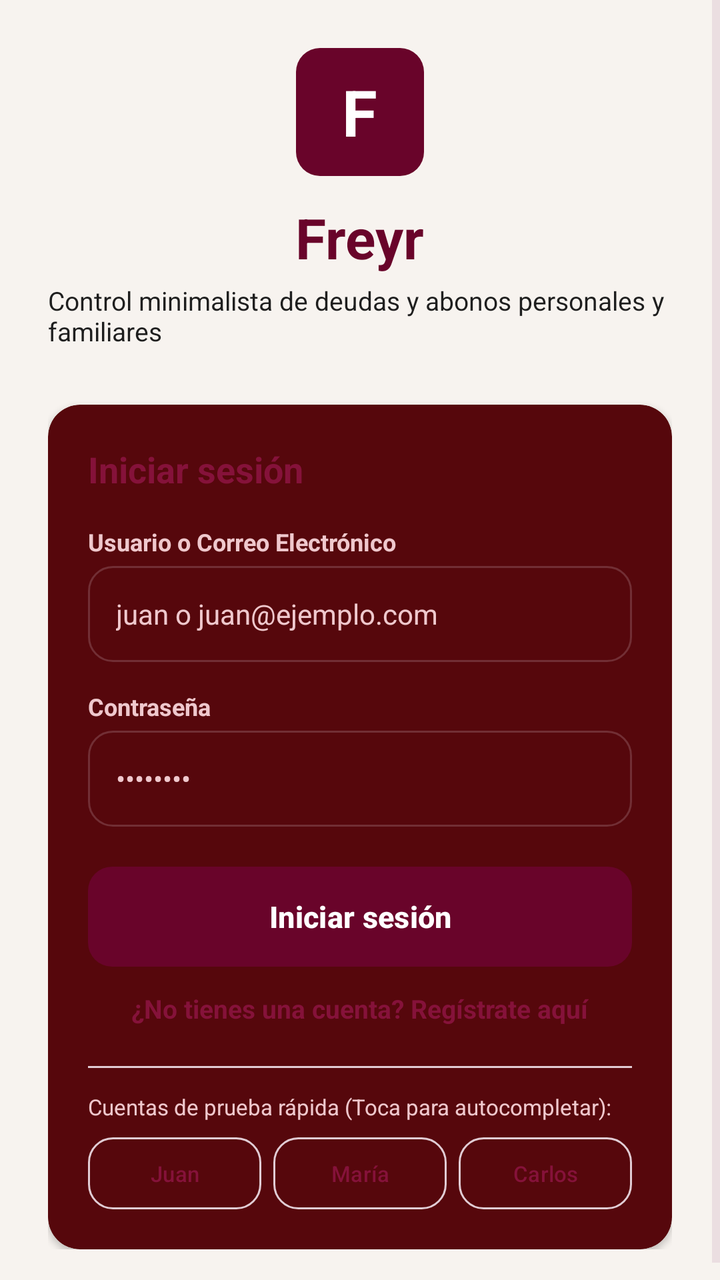
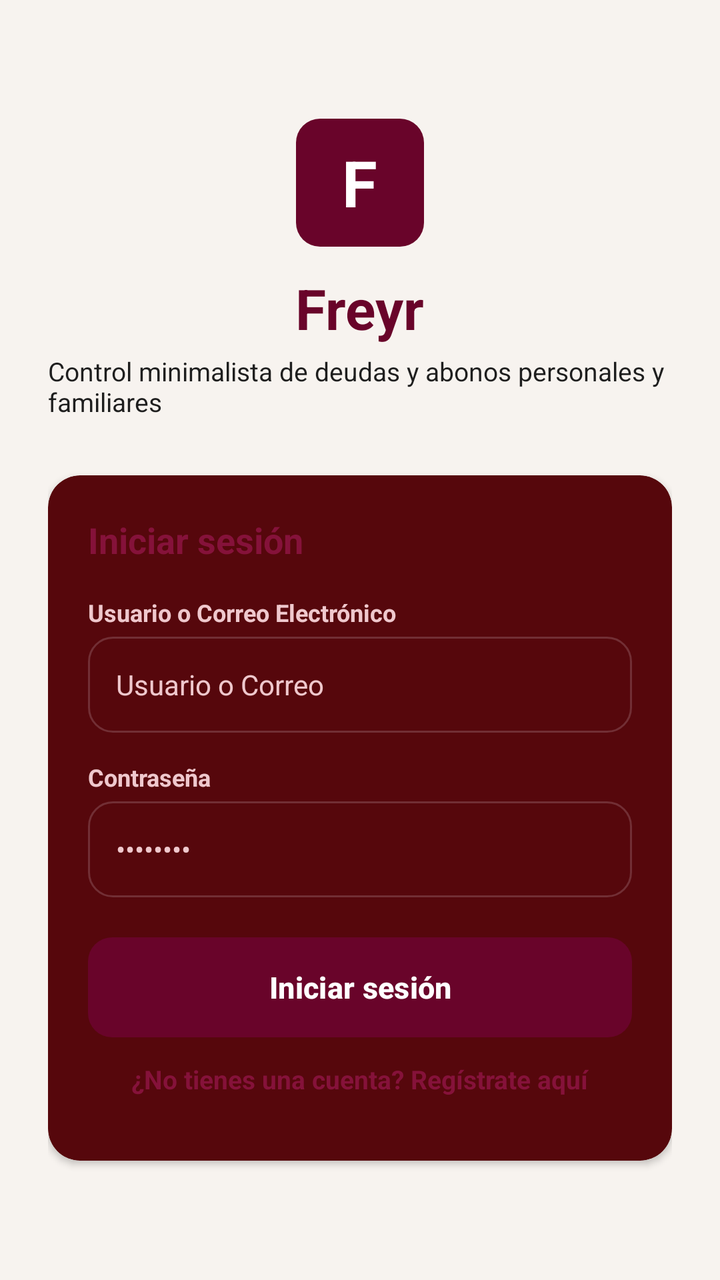

Compare the two renders of this Android layout. The source of the first and the diff that turns it into the second are given below.
<!-- AndroidManifest.xml: application theme Theme.Freyr -->
<!-- res/layout/activity_login.xml -->
<?xml version="1.0" encoding="utf-8"?>
<ScrollView xmlns:android="http://schemas.android.com/apk/res/android"
    xmlns:app="http://schemas.android.com/apk/res-auto"
    android:layout_width="match_parent"
    android:layout_height="match_parent"
    android:fillViewport="true"
    android:background="@color/freyr_background">

    <LinearLayout
        android:layout_width="match_parent"
        android:layout_height="wrap_content"
        android:orientation="vertical"
        android:gravity="center"
        android:padding="24dp">

        
        <FrameLayout
            android:layout_width="64dp"
            android:layout_height="64dp"
            android:background="@drawable/bg_button_primary">
            <TextView
                android:layout_width="wrap_content"
                android:layout_height="wrap_content"
                android:text="F"
                android:textColor="#FFFFFF"
                android:textSize="32sp"
                android:textStyle="bold"
                android:layout_gravity="center" />
        </FrameLayout>

        <TextView
            android:layout_width="wrap_content"
            android:layout_height="wrap_content"
            android:text="Freyr"
            android:textColor="@color/freyr_primary"
            android:textSize="28sp"
            android:textStyle="bold"
            android:layout_marginTop="12dp" />

        <TextView
            android:layout_width="wrap_content"
            android:layout_height="wrap_content"
            android:layout_marginTop="4dp"
            android:text="@string/app_tagline"
            android:textColor="@color/freyr_card_bg"
            android:textSize="13sp" />

        
        <androidx.cardview.widget.CardView
            android:layout_width="match_parent"
            android:layout_height="wrap_content"
            android:layout_marginTop="28dp"
            app:cardCornerRadius="16dp"
            app:cardElevation="2dp"
            app:cardBackgroundColor="@color/freyr_surface">

            <LinearLayout
                android:layout_width="match_parent"
                android:layout_height="wrap_content"
                android:orientation="vertical"
                android:padding="20dp">

                <TextView
                    android:layout_width="wrap_content"
                    android:layout_height="wrap_content"
                    android:layout_marginBottom="16dp"
                    android:text="@string/title_login"
                    android:textColor="@color/freyr_primary_light"
                    android:textSize="18sp"
                    android:textStyle="bold" />

                <TextView
                    android:id="@+id/tx_error"
                    android:layout_width="match_parent"
                    android:layout_height="wrap_content"
                    android:textColor="#D32F2F"
                    android:textSize="12sp"
                    android:visibility="gone"
                    android:layout_marginBottom="12dp" />

                
                <TextView
                    android:layout_width="wrap_content"
                    android:layout_height="wrap_content"
                    android:text="Usuario o Correo Electrónico"
                    android:textColor="@color/freyr_text_secondary"
                    android:textSize="12sp"
                    android:textStyle="bold"
                    android:layout_marginBottom="4dp" />

                <EditText
                    android:id="@+id/et_nombre"
                    android:layout_width="match_parent"
                    android:layout_height="48dp"
                    android:background="@drawable/bg_edit_text"
                    android:hint="juan o juan@ejemplo.com"
                    android:inputType="text"
                    android:maxLines="1"
                    android:textColor="@color/freyr_text_primary"
                    android:textSize="14sp"
                    android:layout_marginBottom="14dp" />

                
                <TextView
                    android:layout_width="wrap_content"
                    android:layout_height="wrap_content"
                    android:text="@string/label_password"
                    android:textColor="@color/freyr_text_secondary"
                    android:textSize="12sp"
                    android:textStyle="bold"
                    android:layout_marginBottom="4dp" />

                <EditText
                    android:id="@+id/et_contraseña"
                    android:layout_width="match_parent"
                    android:layout_height="48dp"
                    android:background="@drawable/bg_edit_text"
                    android:hint="••••••••"
                    android:inputType="textPassword"
                    android:maxLines="1"
                    android:textColor="@color/freyr_text_primary"
                    android:textSize="14sp"
                    android:layout_marginBottom="20dp" />

                
                <Button
                    android:id="@+id/btn_login"
                    android:layout_width="match_parent"
                    android:layout_height="50dp"
                    android:background="@drawable/bg_button_primary"
                    android:text="@string/btn_login"
                    android:textColor="#FFFFFF"
                    android:textSize="15sp"
                    android:textStyle="bold"
                    app:backgroundTint="@null" />

                
                <TextView
                    android:id="@+id/tx_go_to_register"
                    android:layout_width="wrap_content"
                    android:layout_height="wrap_content"
                    android:layout_gravity="center"
                    android:clickable="true"
                    android:focusable="true"
                    android:padding="12dp"
                    android:text="¿No tienes una cuenta? Regístrate aquí"
                    android:textColor="@color/freyr_primary_light"
                    android:textSize="13sp"
                    android:textStyle="bold" />

                <View
                    android:layout_width="match_parent"
                    android:layout_height="1dp"
                    android:background="@color/freyr_secondary"
                    android:layout_marginTop="8dp"
                    android:layout_marginBottom="12dp" />

                
                <TextView
                    android:layout_width="wrap_content"
                    android:layout_height="wrap_content"
                    android:text="Cuentas de prueba rápida (Toca para autocompletar):"
                    android:textColor="@color/freyr_text_secondary"
                    android:textSize="11sp"
                    android:layout_marginBottom="8dp" />

                <LinearLayout
                    android:layout_width="match_parent"
                    android:layout_height="wrap_content"
                    android:orientation="horizontal">

                    <Button
                        android:id="@+id/btn_juan"
                        android:layout_width="0dp"
                        android:layout_height="36dp"
                        android:layout_marginEnd="4dp"
                        android:layout_weight="1"
                        android:background="@drawable/bg_button_secondary"
                        android:text="Juan"
                        android:textColor="@color/freyr_primary_light"
                        android:textSize="11sp"
                        app:backgroundTint="@null" />

                    <Button
                        android:id="@+id/btn_maria"
                        android:layout_width="0dp"
                        android:layout_height="36dp"
                        android:layout_marginStart="2dp"
                        android:layout_marginEnd="2dp"
                        android:layout_weight="1"
                        android:background="@drawable/bg_button_secondary"
                        android:text="María"
                        android:textColor="@color/freyr_primary_light"
                        android:textSize="11sp"
                        app:backgroundTint="@null" />

                    <Button
                        android:id="@+id/btn_carlos"
                        android:layout_width="0dp"
                        android:layout_height="36dp"
                        android:layout_marginStart="4dp"
                        android:layout_weight="1"
                        android:background="@drawable/bg_button_secondary"
                        android:text="Carlos"
                        android:textColor="@color/freyr_primary_light"
                        android:textSize="11sp"
                        app:backgroundTint="@null" />
                </LinearLayout>

            </LinearLayout>
        </androidx.cardview.widget.CardView>
    </LinearLayout>
</ScrollView>
<!-- resources referenced by this layout -->
<resources>
  <color name="freyr_background">#F7F3EF</color>
  <color name="freyr_card_bg">#1E1E1E</color>
  <color name="freyr_primary">#69042A</color>
  <color name="freyr_primary_light">#85123A</color>
  <color name="freyr_secondary">#E1CCD4</color>
  <color name="freyr_surface">#56070C</color>
  <color name="freyr_text_primary">#E1CCD4</color>
  <color name="freyr_text_secondary">#F6F5CFD4</color>
  <!-- drawable bg_button_primary (drawable) -->
  <?xml version="1.0" encoding="utf-8"?>
  <ripple xmlns:android="http://schemas.android.com/apk/res/android"
      android:color="#33FFFFFF">
      <item>
          <shape android:shape="rectangle">
              <corners android:radius="12dp" />
              <solid android:color="@color/freyr_primary" />
          </shape>
      </item>
  </ripple>
  <!-- drawable bg_button_secondary (drawable) -->
  <?xml version="1.0" encoding="utf-8"?>
  <ripple xmlns:android="http://schemas.android.com/apk/res/android"
      android:color="#33E1CCD4">
      <item>
          <shape android:shape="rectangle">
              <corners android:radius="12dp" />
              <solid android:color="@color/freyr_surface" />
              <stroke android:width="1dp" android:color="@color/freyr_secondary" />
          </shape>
      </item>
  </ripple>
  <!-- drawable bg_edit_text (drawable) -->
  <?xml version="1.0" encoding="utf-8"?>
  <selector xmlns:android="http://schemas.android.com/apk/res/android">
      <item android:state_focused="true">
          <shape android:shape="rectangle">
              <corners android:radius="12dp" />
              <solid android:color="@color/freyr_surface" />
              <stroke android:width="2dp" android:color="@color/freyr_primary" />
              <padding android:bottom="12dp" android:left="14dp" android:right="14dp" android:top="12dp" />
          </shape>
      </item>
      <item>
          <shape android:shape="rectangle">
              <corners android:radius="12dp" />
              <solid android:color="@color/freyr_surface" />
              <stroke android:width="1dp" android:color="@color/freyr_border" />
              <padding android:bottom="12dp" android:left="14dp" android:right="14dp" android:top="12dp" />
          </shape>
      </item>
  </selector>
  <string name="app_tagline">Control minimalista de deudas y abonos personales y familiares</string>
  <string name="btn_login">Iniciar sesión</string>
  <string name="label_password">Contraseña</string>
  <string name="title_login">Iniciar sesión</string>
  <style name="Theme.Freyr" parent="Theme.Material3.Dark.NoActionBar">
          
          <item name="colorPrimary">@color/freyr_primary</item>
          <item name="colorPrimaryDark">@color/freyr_primary_dark</item>
          <item name="colorSecondary">@color/freyr_secondary</item>
          <item name="colorOnPrimary">#FFFFFF</item>
          <item name="colorOnSecondary">@color/freyr_primary</item>
  
          
          <item name="android:colorBackground">@color/freyr_background</item>
          <item name="colorSurface">@color/freyr_surface</item>
          <item name="colorOnSurface">@color/freyr_text_primary</item>
  
          
          <item name="android:statusBarColor">@color/freyr_background</item>
          <item name="android:windowLightStatusBar">false</item>
          <item name="android:navigationBarColor">@color/freyr_background</item>
          <item name="android:windowLightNavigationBar">false</item>
          
          
          <item name="android:textColor">@color/freyr_text_primary</item>
          <item name="android:textColorHint">@color/freyr_text_secondary</item>
          <item name="colorControlNormal">@color/freyr_secondary</item>
          <item name="colorControlActivated">@color/freyr_primary</item>
      </style>
  <color name="freyr_border">#33E1CCD4</color>
  <color name="freyr_primary_dark">#4A031E</color>
</resources>

<!-- the commit's change to res/layout/activity_login.xml (unified diff, before → after) -->
@@ -93,7 +93,7 @@
                     android:layout_width="match_parent"
                     android:layout_height="48dp"
                     android:background="@drawable/bg_edit_text"
-                    android:hint="juan o juan@ejemplo.com"
+                    android:hint="Usuario o Correo"
                     android:inputType="text"
                     android:maxLines="1"
                     android:textColor="@color/freyr_text_primary"
@@ -148,64 +148,12 @@
                     android:textSize="13sp"
                     android:textStyle="bold" />
 
-                <View
-                    android:layout_width="match_parent"
-                    android:layout_height="1dp"
-                    android:background="@color/freyr_secondary"
-                    android:layout_marginTop="8dp"
-                    android:layout_marginBottom="12dp" />
-
                 
-                <TextView
-                    android:layout_width="wrap_content"
-                    android:layout_height="wrap_content"
-                    android:text="Cuentas de prueba rápida (Toca para autocompletar):"
-                    android:textColor="@color/freyr_text_secondary"
-                    android:textSize="11sp"
-                    android:layout_marginBottom="8dp" />
 
                 <LinearLayout
                     android:layout_width="match_parent"
                     android:layout_height="wrap_content"
-                    android:orientation="horizontal">
-
-                    <Button
-                        android:id="@+id/btn_juan"
-                        android:layout_width="0dp"
-                        android:layout_height="36dp"
-                        android:layout_marginEnd="4dp"
-                        android:layout_weight="1"
-                        android:background="@drawable/bg_button_secondary"
-                        android:text="Juan"
-                        android:textColor="@color/freyr_primary_light"
-                        android:textSize="11sp"
-                        app:backgroundTint="@null" />
-
-                    <Button
-                        android:id="@+id/btn_maria"
-                        android:layout_width="0dp"
-                        android:layout_height="36dp"
-                        android:layout_marginStart="2dp"
-                        android:layout_marginEnd="2dp"
-                        android:layout_weight="1"
-                        android:background="@drawable/bg_button_secondary"
-                        android:text="María"
-                        android:textColor="@color/freyr_primary_light"
-                        android:textSize="11sp"
-                        app:backgroundTint="@null" />
-
-                    <Button
-                        android:id="@+id/btn_carlos"
-                        android:layout_width="0dp"
-                        android:layout_height="36dp"
-                        android:layout_marginStart="4dp"
-                        android:layout_weight="1"
-                        android:background="@drawable/bg_button_secondary"
-                        android:text="Carlos"
-                        android:textColor="@color/freyr_primary_light"
-                        android:textSize="11sp"
-                        app:backgroundTint="@null" />
-                </LinearLayout>
+                    android:orientation="horizontal"/>
 
             </LinearLayout>
         </androidx.cardview.widget.CardView>
<!-- resource entries referenced after the edit -->
@@ -16,18 +16,6 @@
           <shape android:shape="rectangle">
               <corners android:radius="12dp" />
               <solid android:color="@color/freyr_primary" />
-          </shape>
-      </item>
-  </ripple>
-  <!-- drawable bg_button_secondary (drawable) -->
-  <?xml version="1.0" encoding="utf-8"?>
-  <ripple xmlns:android="http://schemas.android.com/apk/res/android"
-      android:color="#33E1CCD4">
-      <item>
-          <shape android:shape="rectangle">
-              <corners android:radius="12dp" />
-              <solid android:color="@color/freyr_surface" />
-              <stroke android:width="1dp" android:color="@color/freyr_secondary" />
           </shape>
       </item>
   </ripple>
